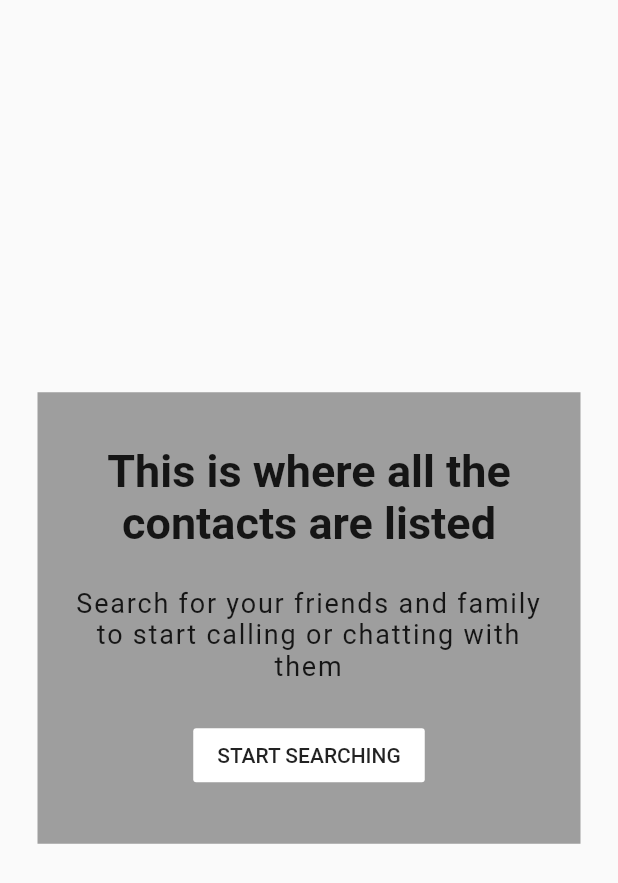
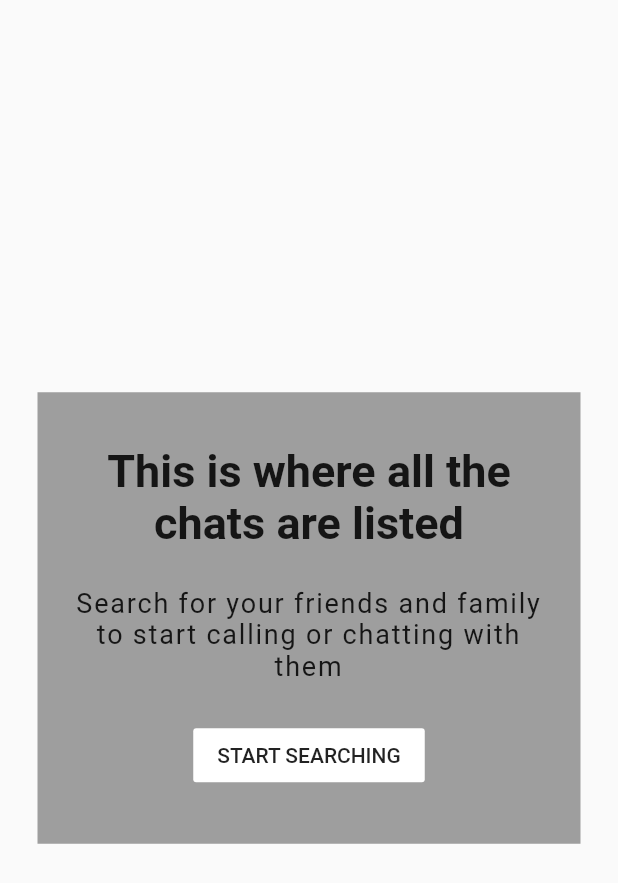
Before and after one commit to POORVI111/myteams, a Flutter app: the ChatListContainer widget shown alone on an empty page, opened directly, on a phone screen of 412 x 824 dp. Shown: the top 883 px of the screen. Run offline on Flutter 3.47's test engine with Material 2 defaults, Android fonts, the light colour scheme and no system bars; our stand-ins replace cached_network_image, cloud_firestore, date_format, firebase_auth, firebase_core, firebase_storage and 8 more; missing offline and left inert: agora_rtc_engine, agora_rtm, emoji_picker; accounts and stored records are empty; network calls fail.

Commit message:
change in layout

```diff
--- a/lib/main.dart
+++ b/lib/main.dart
@@ -56,9 +56,9 @@ class MyAppState extends State<MyApp> {
               return SplashScreen(
                 seconds: 4,
                 navigateAfterSeconds: LoginScreen(),
-                title: new Text('Microsoft Teams',textScaleFactor: 2,),
-                image: new Image.asset('images/introimage.jpg', height:400),
-                loadingText: Text("Loading"),
+                title: new Text('Teams',textScaleFactor: 2),
+                image: new Image.asset('images/introimage.jpg', height:300),
+                loadingText: Text("Welcome to Teams"),
                 photoSize: 100.0,
                 loaderColor: Colors.deepPurple,
               );
--- a/lib/screens/chat/ChatListScreen.dart
+++ b/lib/screens/chat/ChatListScreen.dart
@@ -72,7 +72,7 @@ class ChatListContainer extends StatelessWidget {
               if (docList.isEmpty) {
                 //when user has no chats with anyone
                 return InitialList(
-                  heading: "This is where all the contacts are listed",
+                  heading: "This is where all the chats are listed",
                   subtitle:
                   "Search for your friends and family to start calling or chatting with them",
                 );
```
Also changed, not shown: lib/screens/notifications/NotifList.dart (+8 -7 lines).
